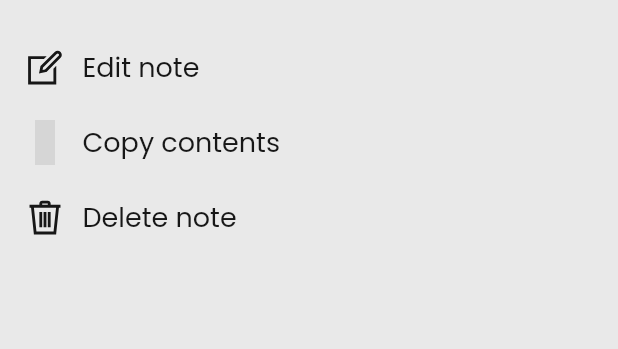
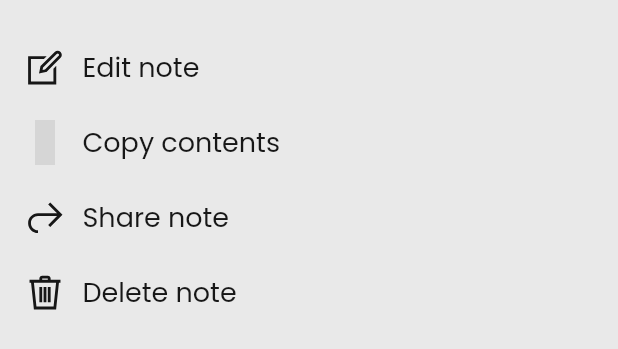
Before and after one commit to Vidhanth/Seamlink, a Flutter app: the LinkOptions widget shown alone on an empty page, opened directly with empty values, on a phone screen of 412 x 824 dp. Shown: the top 349 px of the screen. Run offline on Flutter 3.47's test engine with Material 2 defaults, Android fonts, the phone set to English and light mode, and no system bars; our stand-ins replace animate_do, auto_size_text, fade_shimmer, flutter_spinkit, flutter_staggered_animations, flutter_svg and 7 more; missing offline and left inert: bitsdojo_window, menubar, receive_sharing_intent, window_size; accounts and stored records are empty; grey boxes are pictures that could not be loaded.

Commit message:
Add option to share notes/links

```diff
--- a/lib/components/link_options.dart
+++ b/lib/components/link_options.dart
@@ -9,6 +9,7 @@ import 'package:seamlink/services/extensions.dart';
 import 'package:seamlink/services/navigation.dart';
 import 'package:seamlink/services/utils.dart';
 import 'package:seamlink/views/new_link.dart';
+import 'package:share_plus/share_plus.dart';
 
 class LinkOptions extends StatelessWidget {
   final Link link;
@@ -74,6 +75,15 @@ class LinkOptions extends StatelessWidget {
           Get.back();
           showSnackBar(context, "Copied to clipboard!");
         }),
+        if (isMobile) ...[
+          _buildOption("Share ${noteOrLink(link.url)}", LineIcons.share,
+              () async {
+            Get.back();
+            String textToShare =
+                (!link.autotitle ? link.title + "\n" : '') + link.url;
+            Share.share(textToShare);
+          }),
+        ],
         _buildOption(link.url.isValidLink ? "Delete link" : "Delete note",
             LineIcons.trash, () async {
           Get.back();
--- a/pubspec.yaml
+++ b/pubspec.yaml
@@ -34,6 +34,7 @@ dependencies:
   fade_shimmer: ^2.0.1
   octo_image: ^1.0.0+1
   flutter_svg:
+  share_plus: ^3.0.4
   window_size:
     git:
       url: git://github.com/google/flutter-desktop-embedding.git
```
